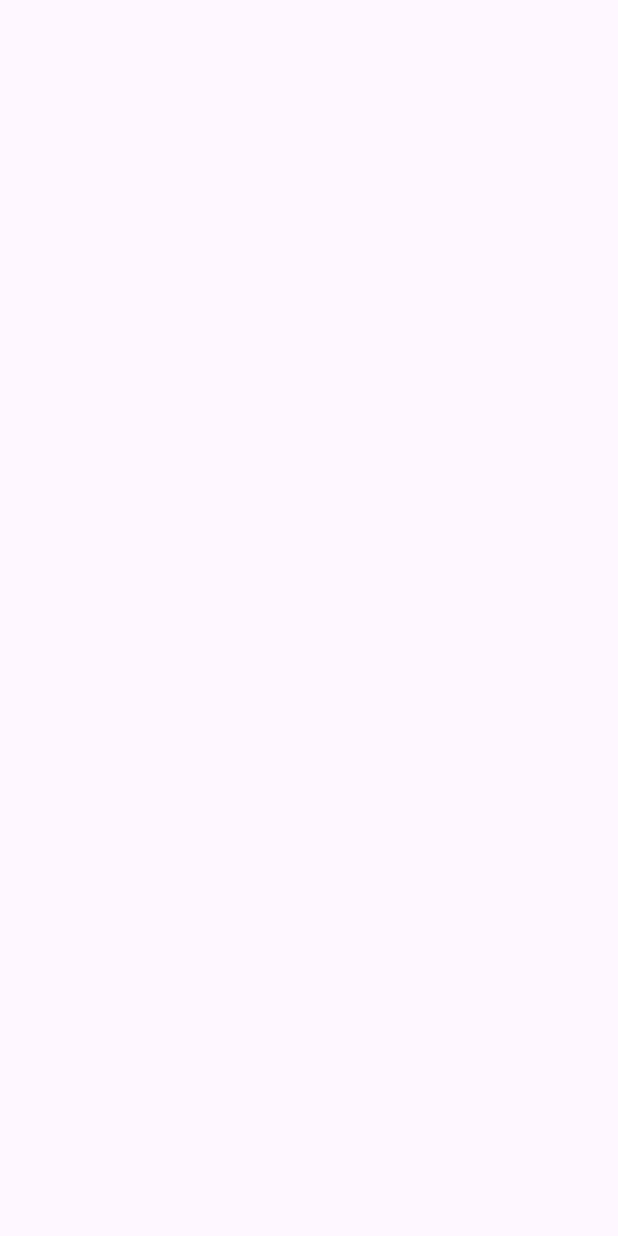
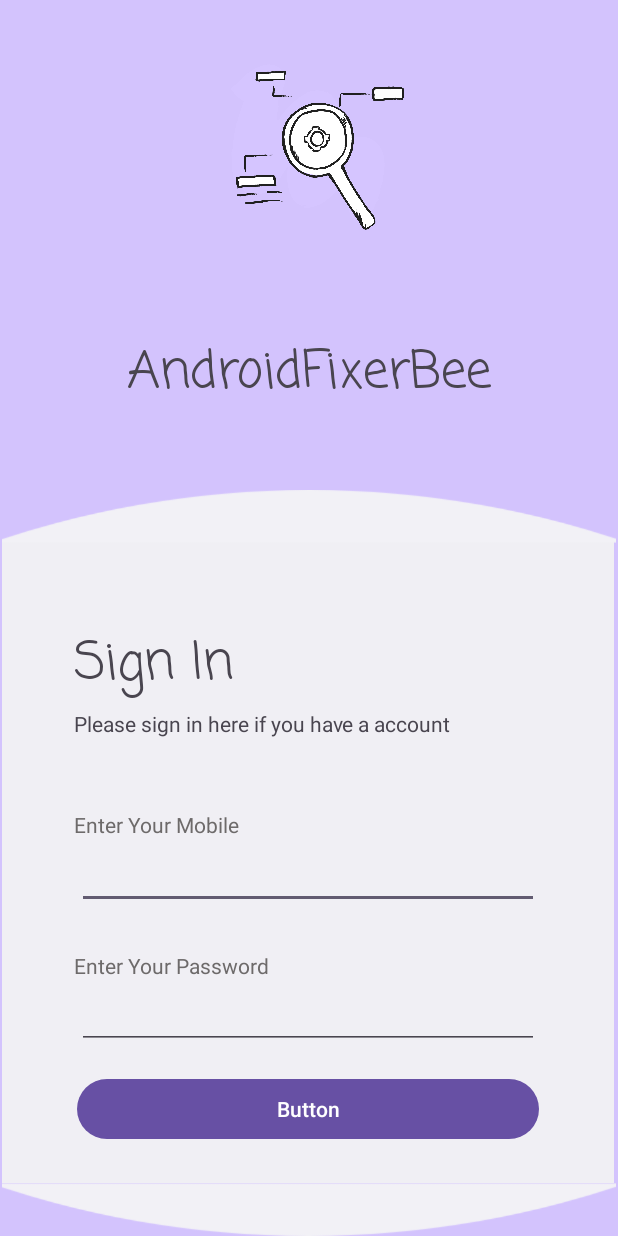
Before and after one commit to SankaUdeshika/AndroidFixerBee, an Android app: the LoginActivity screen opened directly, with no data from a screen before it, on a phone screen of 412 x 824 dp. Before the commit the screen is empty. Run offline under Robolectric (Android 15) with nearby library versions, the phone set to English and light mode, and no system bars.

Commit message:
Adding Login Part

```diff
--- a/app/src/main/java/lk/sankaudeshika/androidfixerbee/LoginActivity.java
+++ b/app/src/main/java/lk/sankaudeshika/androidfixerbee/LoginActivity.java
@@ -1,6 +1,8 @@
 package lk.sankaudeshika.androidfixerbee;
 
 import android.os.Bundle;
+import android.view.View;
+import android.widget.LinearLayout;
 
 import androidx.activity.EdgeToEdge;
 import androidx.appcompat.app.AppCompatActivity;
@@ -20,5 +22,10 @@ public class LoginActivity extends AppCompatActivity {
             v.setPadding(systemBars.left, systemBars.top, systemBars.right, systemBars.bottom);
             return insets;
         });
+
+        View view = getLayoutInflater().inflate(R.layout.login_sub_component,null);
+
+      LinearLayout login_lLinearLayout =  findViewById(R.id.LoginlinearLayout);
+      login_lLinearLayout.addView(view);
     }
 }
--- a/app/src/main/res/layout/activity_login.xml
+++ b/app/src/main/res/layout/activity_login.xml
@@ -5,6 +5,63 @@
     android:id="@+id/main"
     android:layout_width="match_parent"
     android:layout_height="match_parent"
+    android:background="@color/primaryColor"
     tools:context=".LoginActivity">
 
+    <TextView
+        android:id="@+id/textView3"
+        android:layout_width="wrap_content"
+        android:layout_height="wrap_content"
+        android:layout_marginTop="8dp"
+        android:fontFamily="casual"
+        android:text="@string/app_name"
+        android:textSize="34sp"
+        app:layout_constraintBottom_toTopOf="@+id/imageView5"
+        app:layout_constraintEnd_toEndOf="parent"
+        app:layout_constraintStart_toStartOf="parent"
+        app:layout_constraintTop_toBottomOf="@+id/imageView6" />
+
+    <ImageView
+        android:id="@+id/imageView4"
+        android:layout_width="0dp"
+        android:layout_height="35dp"
+        app:layout_constraintBottom_toBottomOf="parent"
+        app:layout_constraintEnd_toEndOf="parent"
+        app:layout_constraintHorizontal_bias="1.0"
+        app:layout_constraintStart_toStartOf="parent"
+        app:srcCompat="@drawable/half_rotated" />
+
+    <LinearLayout
+        android:id="@+id/LoginlinearLayout"
+        android:layout_width="408dp"
+        android:layout_height="428dp"
+        android:background="#F0EFF4"
+        android:orientation="vertical"
+        app:layout_constraintBottom_toTopOf="@+id/imageView4"
+        app:layout_constraintEnd_toEndOf="parent"
+        app:layout_constraintHorizontal_bias="0.333"
+        app:layout_constraintStart_toStartOf="parent">
+
+    </LinearLayout>
+
+    <ImageView
+        android:id="@+id/imageView5"
+        android:layout_width="wrap_content"
+        android:layout_height="35dp"
+        android:layout_marginBottom="-1dp"
+        app:layout_constraintBottom_toTopOf="@+id/LoginlinearLayout"
+        app:layout_constraintEnd_toEndOf="parent"
+        app:layout_constraintStart_toStartOf="parent"
+        app:srcCompat="@drawable/half_round" />
+
+    <ImageView
+        android:id="@+id/imageView6"
+        android:layout_width="224dp"
+        android:layout_height="135dp"
+        android:layout_marginTop="27dp"
+        app:layout_constraintEnd_toEndOf="parent"
+        app:layout_constraintStart_toStartOf="parent"
+        app:layout_constraintTop_toTopOf="parent"
+        app:srcCompat="@drawable/logo" />
+
 </androidx.constraintlayout.widget.ConstraintLayout>
--- /dev/null
+++ b/app/src/main/res/layout/login_sub_component.xml
@@ -0,0 +1,92 @@
+<?xml version="1.0" encoding="utf-8"?>
+<androidx.constraintlayout.widget.ConstraintLayout xmlns:android="http://schemas.android.com/apk/res/android"
+    xmlns:app="http://schemas.android.com/apk/res-auto"
+    xmlns:tools="http://schemas.android.com/tools"
+    android:layout_width="match_parent"
+    android:layout_height="wrap_content">
+
+    <TextView
+        android:id="@+id/textView4"
+        android:layout_width="wrap_content"
+        android:layout_height="wrap_content"
+        android:layout_marginStart="48dp"
+        android:layout_marginTop="56dp"
+        android:fontFamily="casual"
+        android:text="@string/Login_topic"
+        android:textSize="34sp"
+        app:layout_constraintStart_toStartOf="parent"
+        app:layout_constraintTop_toTopOf="parent" />
+
+    <TextView
+        android:id="@+id/textView5"
+        android:layout_width="wrap_content"
+        android:layout_height="wrap_content"
+        android:layout_marginStart="48dp"
+        android:layout_marginTop="4dp"
+        android:text="@string/Login_topic_subtopic"
+        app:layout_constraintStart_toStartOf="parent"
+        app:layout_constraintTop_toBottomOf="@+id/textView4" />
+
+    <EditText
+        android:id="@+id/editTextText"
+        android:layout_width="0dp"
+        android:layout_height="wrap_content"
+        android:layout_marginStart="50dp"
+        android:layout_marginTop="200dp"
+        android:layout_marginEnd="50dp"
+        android:ems="10"
+        android:inputType="text"
+        app:layout_constraintEnd_toEndOf="parent"
+        app:layout_constraintHorizontal_bias="1.0"
+        app:layout_constraintStart_toStartOf="parent"
+        app:layout_constraintTop_toTopOf="parent" />
+
+    <TextView
+        android:id="@+id/textView6"
+        android:layout_width="wrap_content"
+        android:layout_height="wrap_content"
+        android:layout_marginStart="48dp"
+        android:layout_marginTop="48dp"
+        android:text="@string/Login_mobile"
+        android:textColor="@color/subText"
+        app:layout_constraintStart_toStartOf="parent"
+        app:layout_constraintTop_toBottomOf="@+id/textView5" />
+
+    <TextView
+        android:id="@+id/textView7"
+        android:layout_width="wrap_content"
+        android:layout_height="wrap_content"
+        android:layout_marginStart="48dp"
+        android:layout_marginTop="28dp"
+        android:text="@string/Login_password"
+        android:textColor="@color/subText"
+        app:layout_constraintStart_toStartOf="parent"
+        app:layout_constraintTop_toBottomOf="@+id/editTextText" />
+
+    <EditText
+        android:id="@+id/editTextNumberPassword"
+        android:layout_width="0dp"
+        android:layout_height="wrap_content"
+        android:layout_marginStart="50dp"
+        android:layout_marginTop="48dp"
+        android:layout_marginEnd="50dp"
+        android:ems="10"
+        android:inputType="numberPassword"
+        app:layout_constraintEnd_toEndOf="parent"
+        app:layout_constraintHorizontal_bias="0.0"
+        app:layout_constraintStart_toStartOf="parent"
+        app:layout_constraintTop_toBottomOf="@+id/editTextText" />
+
+    <Button
+        android:id="@+id/button"
+        android:layout_width="0dp"
+        android:layout_height="wrap_content"
+        android:layout_marginStart="50dp"
+        android:layout_marginTop="16dp"
+        android:layout_marginEnd="50dp"
+        android:text="Button"
+        app:layout_constraintEnd_toEndOf="parent"
+        app:layout_constraintHorizontal_bias="0.0"
+        app:layout_constraintStart_toStartOf="parent"
+        app:layout_constraintTop_toBottomOf="@+id/editTextNumberPassword" />
+</androidx.constraintlayout.widget.ConstraintLayout>
--- a/app/src/main/res/values/colors.xml
+++ b/app/src/main/res/values/colors.xml
@@ -2,4 +2,13 @@
 <resources>
     <color name="black">#FF000000</color>
     <color name="white">#FFFFFFFF</color>
+<!--    main Theam Colors-->
+    <color name="primaryColor">#D3C3FD</color>
+    <color name="SecondColor">#B591F6</color>
+
+    <!--    Text Colors-->
+    <color name="mainText">#FF000000</color>
+    <color name="subText">#6D6A6A</color>
+
+
 </resources>
--- a/app/src/main/res/values/strings.xml
+++ b/app/src/main/res/values/strings.xml
@@ -1,4 +1,12 @@
 <resources>
     <string name="app_name">AndroidFixerBee</string>
     <string name="Pleasewait">Please Wait</string>
+
+<!--    Login Component-->
+    <string name="Login_topic">Sign In</string>
+    <string name="Login_topic_subtopic">Please sign in here if you have a account</string>
+    <string name="Login_mobile">Enter Your Mobile</string>
+    <string name="Login_password">Enter Your Password</string>
+    <string name="Login_button">Sign In</string>
+
 </resources>
```
Also changed, not shown: app/src/main/res/drawable/half_rotated.png (added), app/src/main/res/drawable/half_round.png (added).
